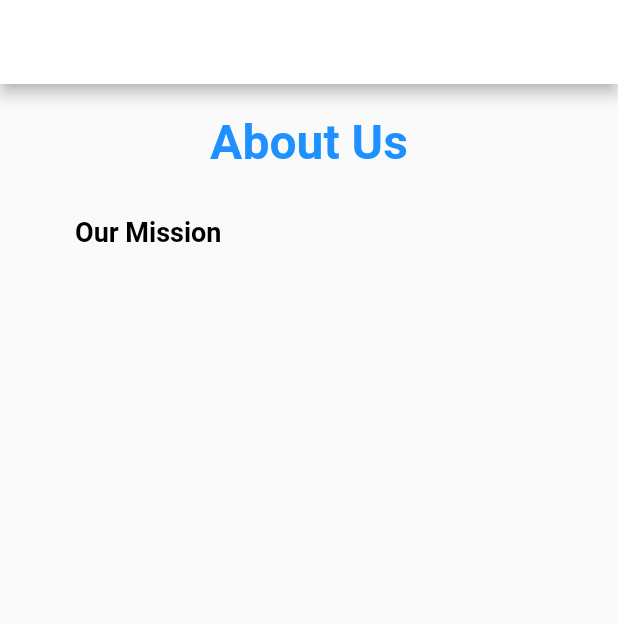
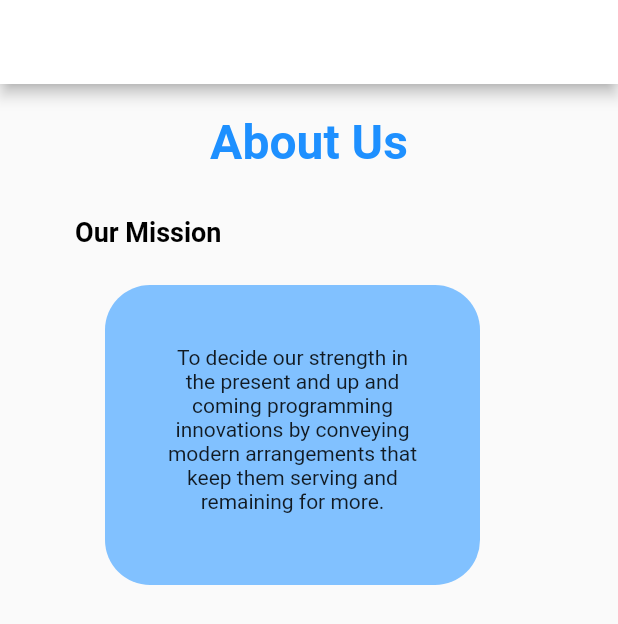
Before and after one commit to Yasodkai11/MAD, a Flutter app: the AboutUs screen opened directly, on a phone screen of 412 x 824 dp. Shown: the top 624 px of the screen. Run offline on Flutter 3.47's test engine with Material 2 defaults, Android fonts, the phone set to English and light mode, and no system bars; our stand-ins replace quickalert.

Commit message:
aboutusthree

```diff
--- a/unity_world/lib/pages/SettingPage/about_us_page.dart
+++ b/unity_world/lib/pages/SettingPage/about_us_page.dart
@@ -43,6 +43,22 @@ const SizedBox(height: 20.0),
                     fontWeight: FontWeight.bold),
               ),
             ),
+
+const SizedBox(
+  height: 10.0),
+  Container(
+    margin: const EdgeInsets.only(top: 10, bottom: 5, right: 50, left: 50,),
+    width: 250.0,
+    height: 200.0,
+
+    decoration:  BoxDecoration (
+    borderRadius:  BorderRadius.circular(30.0),
+    color: Color.fromARGB(255, 129, 193, 255),),
+    padding: EdgeInsets.all(40),
+    child: const Text("To decide our strength in the present and up and coming programming innovations by conveying modern arrangements that keep them serving and remaining for more.",
+    textAlign:  TextAlign.center,
+    ),
+      ),
 
 
 
```
